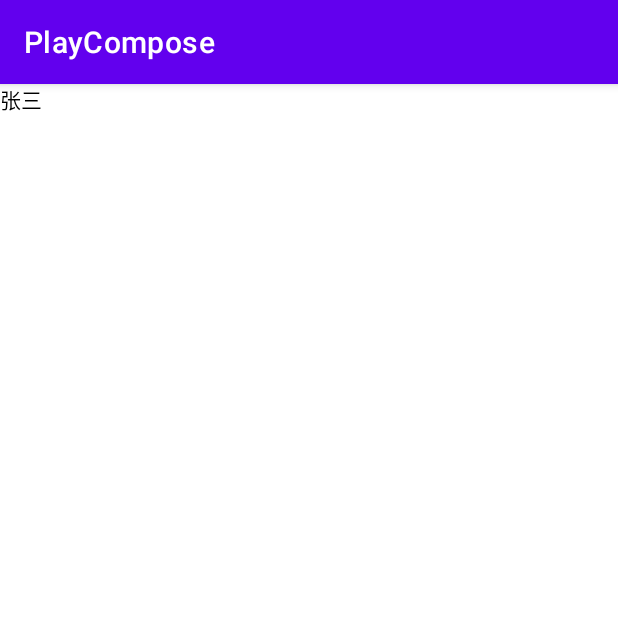
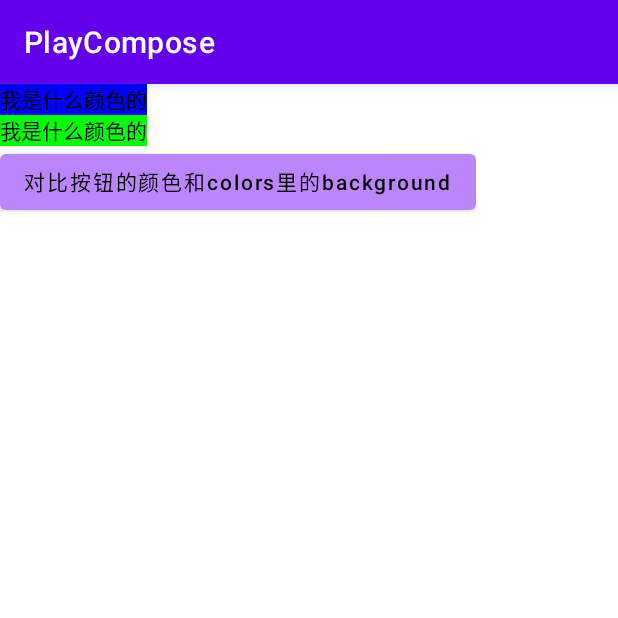
Before and after one commit to Kingwentao/PlayCompose, an Android app built with Jetpack Compose: the CompositionLocalActivity screen opened directly, with no data from a screen before it, on a phone screen of 412 x 824 dp, the top half of it. Run offline under Robolectric (Android 15) with nearby library versions, the phone set to English and light mode, and no system bars.

Commit message:
添加CompositionLocal的使用场景

```diff
--- a/app/src/main/java/com/example/playcompose/CompositionLocalActivity.kt
+++ b/app/src/main/java/com/example/playcompose/CompositionLocalActivity.kt
@@ -3,28 +3,53 @@ package com.example.playcompose
 import androidx.appcompat.app.AppCompatActivity
 import android.os.Bundle
 import androidx.activity.compose.setContent
-import androidx.compose.material.Text
+import androidx.compose.foundation.background
+import androidx.compose.foundation.layout.Column
+import androidx.compose.material.*
 import androidx.compose.runtime.Composable
 import androidx.compose.runtime.CompositionLocalProvider
 import androidx.compose.runtime.compositionLocalOf
+import androidx.compose.runtime.staticCompositionLocalOf
+import androidx.compose.ui.Modifier
+import androidx.compose.ui.graphics.Color
+import androidx.compose.ui.platform.LocalView
 
 class CompositionLocalActivity : AppCompatActivity() {
     override fun onCreate(savedInstanceState: Bundle?) {
         super.onCreate(savedInstanceState)
         setContent {
-            CompositionLocalProvider(localName provides "张三") {
-                User()
+            Column {
+                CompositionLocalProvider(LocalColor provides Color.Blue) {
+                    LocalColorText()
+                }
+
+                CompositionLocalProvider(LocalColor provides Color.Green) {
+                    LocalColorText()
+                }
+
+                // Material更改主题
+                val colors = darkColors()
+                MaterialTheme(colors = colors) {
+                    Button(onClick = { }) {
+                        Text("对比按钮的颜色和colors里的background")
+                    }
+                }
+
             }
         }
     }
 
     @Composable
-    fun User() {
-        Text(localName.current)
-    }
-
-    private val localName = compositionLocalOf<String> {
-        "default name"
+    fun LocalColorText() {
+        Text("我是什么颜色的", Modifier.background(LocalColor.current))
     }
 
 }
+
+// 精准订阅、值改变时精准 Recompose，所以性能的消耗在于订阅阶段，适合值可能会经常改变的场景
+val LocalColor = compositionLocalOf { Color.Black }
+
+// staticCompositionLocalOf: 不支持订阅、值改变时全量 Recompose，所以性能的消耗在于更新阶段，适合值不会改变或⼏乎不会改变的场景
+//val LocalColor = staticCompositionLocalOf { Color.Black }
+
+//val LocalColor = compositionLocalOf { error("LocalColor 没有提供值！") }
```
Also changed, not shown: 1 other file.
